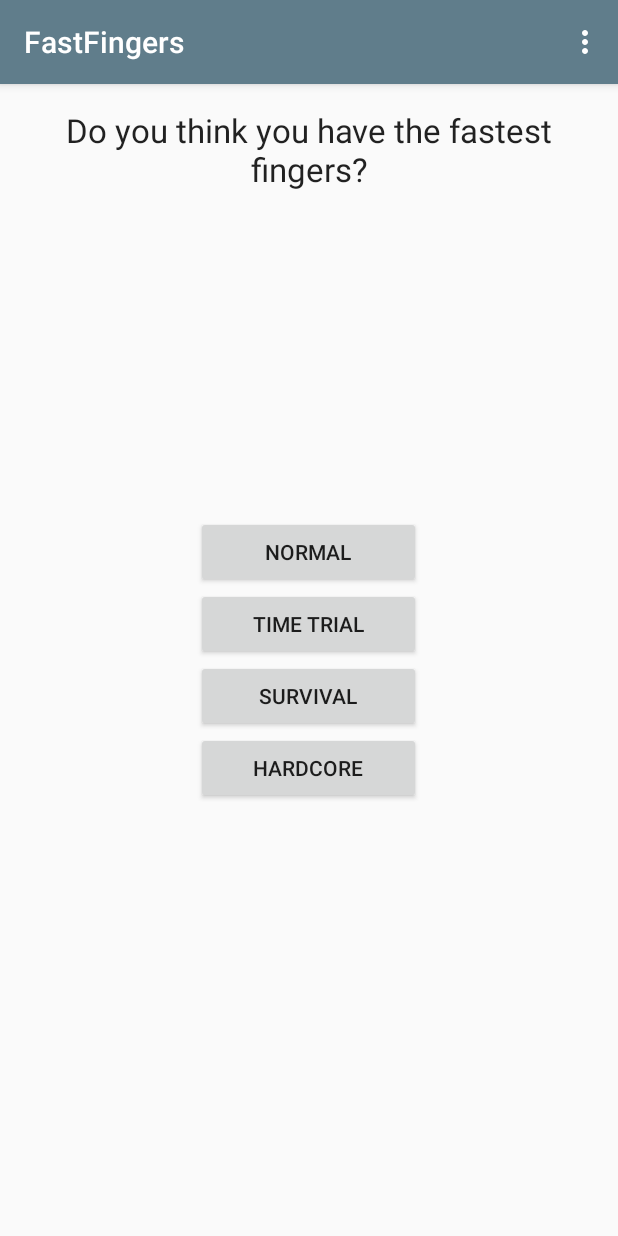
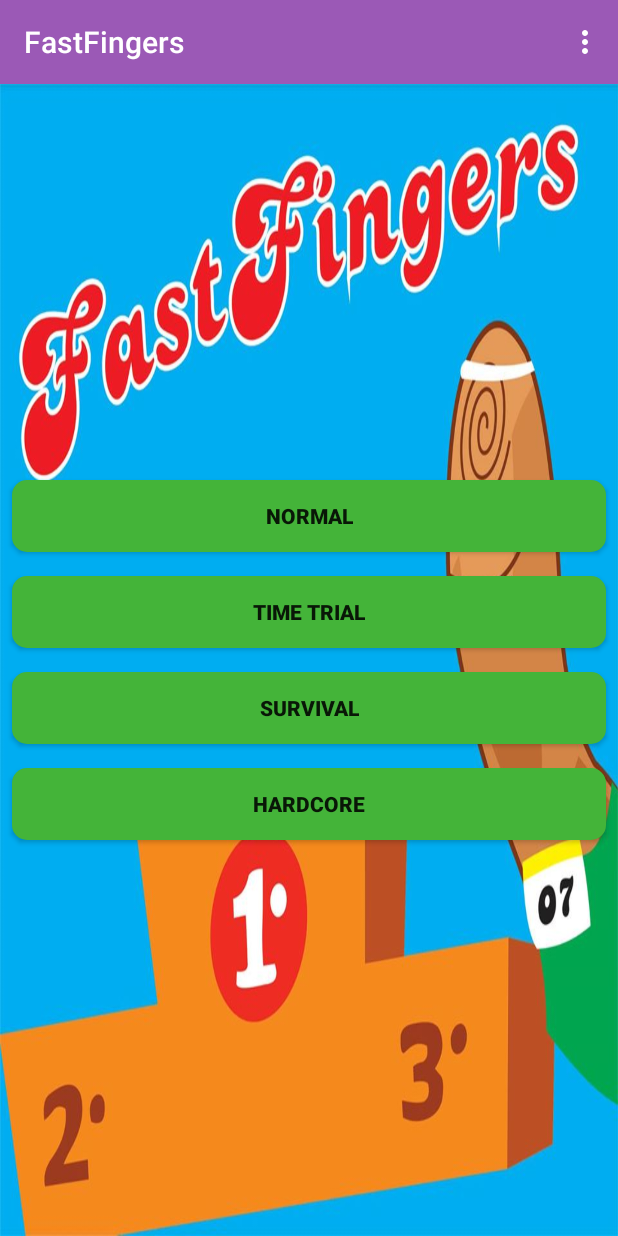
Before and after one commit to juancruzgs/FastFingers, an Android app: the screen it shows after launch (MainActivity), on a phone screen of 412 x 824 dp. Run offline under Robolectric (Android 15) with nearby library versions, the phone set to English and light mode, and no system bars.

Commit message:
Layout Changes

```diff
--- /dev/null
+++ b/app/src/main/res/drawable/button_background_main.xml
@@ -0,0 +1,16 @@
+<?xml version="1.0" encoding="utf-8"?>
+<selector xmlns:android="http://schemas.android.com/apk/res/android">
+    <item  android:state_pressed="true">
+        <shape  android:shape="rectangle">
+            <corners android:radius="10dp" />
+            <solid android:color="#ff51e946" />
+        </shape>
+    </item>
+
+    <item>
+        <shape android:shape="rectangle">
+            <corners android:radius="10dp" />
+            <solid android:color="#ff44b439" />
+        </shape>
+    </item>
+</selector>
--- a/app/src/main/res/layout/fragment_main.xml
+++ b/app/src/main/res/layout/fragment_main.xml
@@ -1,49 +1,52 @@
 <RelativeLayout xmlns:android="http://schemas.android.com/apk/res/android"
     xmlns:tools="http://schemas.android.com/tools" android:layout_width="match_parent"
-    android:layout_height="match_parent" android:paddingLeft="@dimen/activity_horizontal_margin"
-    android:paddingRight="@dimen/activity_horizontal_margin"
-    android:paddingTop="@dimen/activity_vertical_margin"
-    android:paddingBottom="@dimen/activity_vertical_margin"
-    tools:context=".MainActivity$PlaceholderFragment">
-
-    <TextView
-        android:layout_width="wrap_content"
-        android:layout_height="wrap_content"
-        android:textAppearance="?android:attr/textAppearanceLarge"
-        android:text="@string/text_view_presentation"
-        android:id="@+id/text_view_presentation"
-        android:layout_centerHorizontal="true"
-        android:gravity="center_horizontal" />
+    android:layout_height="match_parent"
+    tools:context=".MainActivity$PlaceholderFragment"
+    android:background="@drawable/background_main">
 
     <LinearLayout
         android:orientation="vertical"
-        android:layout_width="wrap_content"
+        android:layout_width="match_parent"
         android:layout_height="wrap_content"
-        android:layout_centerInParent="true">
+        android:layout_centerVertical="true"
+        android:layout_centerHorizontal="true">
 
         <Button
-            android:layout_width="@dimen/button_width"
+            android:layout_width="match_parent"
             android:layout_height="wrap_content"
             android:text="@string/button_normal"
-            android:id="@+id/button_normal" />
+            android:id="@+id/button_normal"
+            android:background="@drawable/button_background_main"
+            android:layout_margin="8dp"
+            android:textStyle="bold"/>
 
         <Button
-            android:layout_width="@dimen/button_width"
+            android:layout_width="match_parent"
             android:layout_height="wrap_content"
             android:text="@string/button_time_trial"
-            android:id="@+id/button_time_trial" />
+            android:id="@+id/button_time_trial"
+            android:background="@drawable/button_background_main"
+            android:layout_margin="8dp"
+            android:textStyle="bold"/>
 
         <Button
-            android:layout_width="@dimen/button_width"
+            android:layout_width="match_parent"
             android:layout_height="wrap_content"
             android:text="@string/button_survival"
-            android:id="@+id/button_survival" />
+            android:id="@+id/button_survival"
+            android:background="@drawable/button_background_main"
+            android:layout_margin="8dp"
+            android:textStyle="bold"/>
 
         <Button
-            android:layout_width="@dimen/button_width"
+            android:layout_width="match_parent"
             android:layout_height="wrap_content"
             android:text="@string/button_hardcore"
-            android:id="@+id/button_hardcore" />
+            android:id="@+id/button_hardcore"
+            android:background="@drawable/button_background_main"
+            android:layout_margin="8dp"
+            android:textStyle="bold"/>
+
     </LinearLayout>
 
 </RelativeLayout>
--- a/app/src/main/res/values/colors.xml
+++ b/app/src/main/res/values/colors.xml
@@ -1,6 +1,7 @@
 <?xml version="1.0" encoding="utf-8"?>
 <resources>
-    <color name="primary_main">#607D8B</color>
+    <!--<color name="primary_main">#607D8B</color>-->
+    <color name="primary_main">#9b59b6</color>
     <color name="primary_dark_main">#455A64</color>
     <color name="primary_light_main">#CFD8DC</color>
     <color name="accent_main">#8BC34A</color>
```
Also changed, not shown: app/src/main/res/drawable/background_main.jpg (added).
